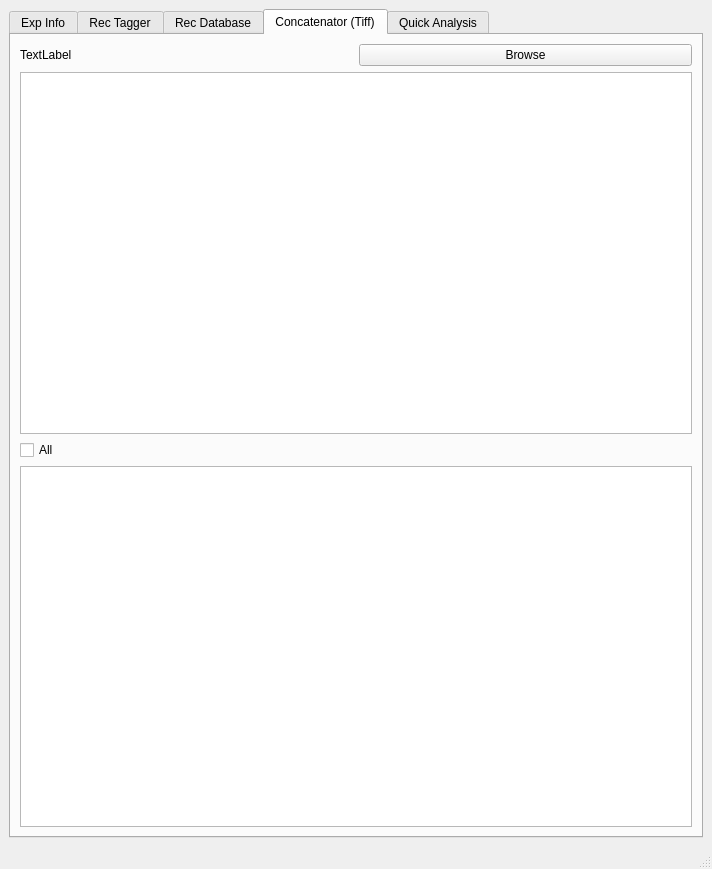
kang62489/PG_003, file ui/metadata_generator.ui: the form before one commit.
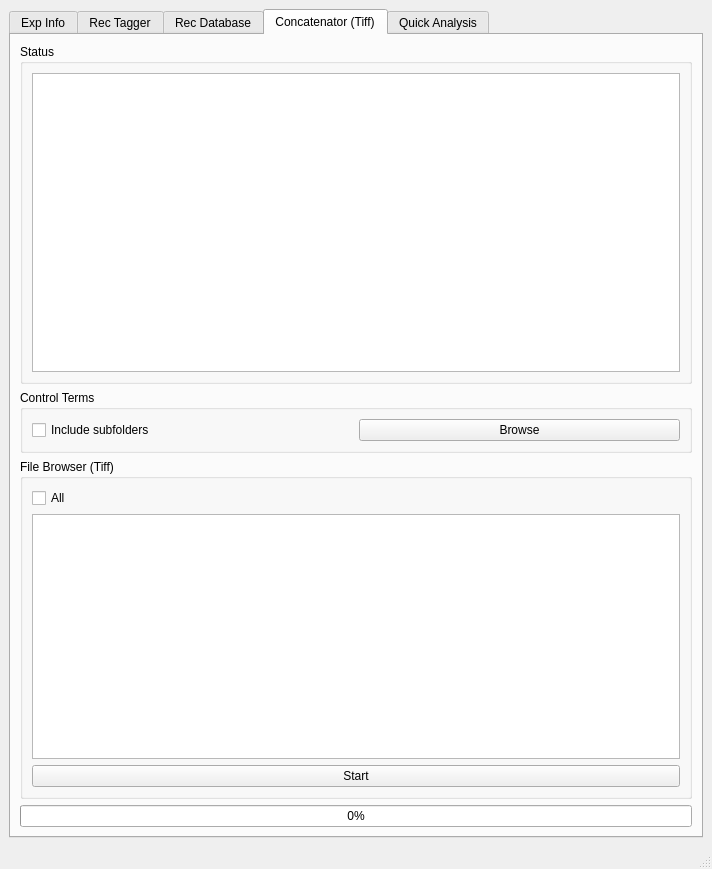
The form after the commit.

Patch:
```diff
--- a/ui/metadata_generator.ui
+++ b/ui/metadata_generator.ui
@@ -1037,26 +1037,46 @@
        </attribute>
        <layout class="QVBoxLayout" name="verticalLayout_10">
         <item>
-         <layout class="QHBoxLayout" name="horizontalLayout_10">
-          <item>
-           <widget class="QLabel" name="lbl_tiffDir">
-            <property name="text">
-             <string>TextLabel</string>
-            </property>
-           </widget>
-          </item>
-          <item>
-           <widget class="QPushButton" name="btn_browse_tiffs">
-            <property name="text">
-             <string>Browse</string>
-            </property>
-           </widget>
-          </item>
-         </layout>
-        </item>
+         <widget class="QGroupBox" name="groupBox_concat_status">
+          <property name="title">
+           <string>Status</string>
+          </property>
+          <layout class="QVBoxLayout" name="verticalLayout_15">
         <item>
          <widget class="QTextBrowser" name="textBrowser_concatenator"/>
         </item>
+          </layout>
+         </widget>
+        </item>
+        <item>
+         <widget class="QGroupBox" name="groupBox_concat_controls">
+          <property name="title">
+           <string>Control Terms</string>
+          </property>
+          <layout class="QHBoxLayout" name="horizontalLayout_24">
+           <item>
+            <widget class="QCheckBox" name="checkBox_includeSubfolders">
+             <property name="text">
+              <string>Include subfolders</string>
+             </property>
+            </widget>
+           </item>
+           <item>
+            <widget class="QPushButton" name="btn_browse_tiffs">
+             <property name="text">
+              <string>Browse</string>
+             </property>
+            </widget>
+           </item>
+          </layout>
+         </widget>
+        </item>
+        <item>
+         <widget class="QGroupBox" name="groupBox_tiffBrowser">
+          <property name="title">
+           <string>File Browser (Tiff)</string>
+          </property>
+          <layout class="QVBoxLayout" name="verticalLayout_17">
         <item>
          <widget class="QCheckBox" name="checkBox_selectAllFiles">
           <property name="text">
@@ -1066,6 +1086,23 @@
         </item>
         <item>
          <widget class="QListView" name="listView_recFiles"/>
+           </item>
+           <item>
+            <widget class="QPushButton" name="btn_start_concatenation">
+             <property name="text">
+              <string>Start</string>
+             </property>
+            </widget>
+           </item>
+          </layout>
+         </widget>
+        </item>
+        <item>
+         <widget class="QProgressBar" name="progressBar_concatenation">
+          <property name="value">
+           <number>0</number>
+          </property>
+         </widget>
         </item>
        </layout>
       </widget>
```
Left out of the diff: 52 changed lines with no effect on the pictures. Lines whose indentation alone changed are shown as unchanged.
